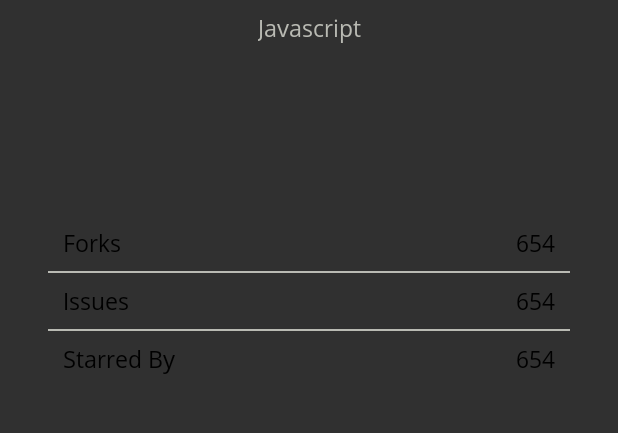
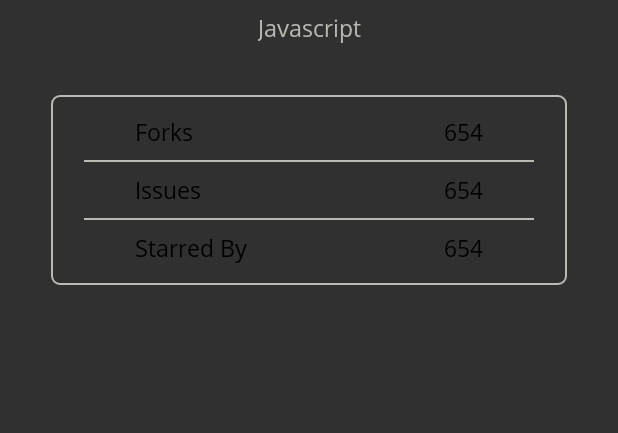
Before and after one commit to qasimrider/github-search, an Android app: the layout git_hub_repo_detail_fragment.xml on its own in the app's theme, with its tools: preview values and no code run, on a phone screen of 412 x 824 dp, the part 344-777 px from its top. Run offline under Robolectric (Android 15) with nearby library versions, the phone set to English and light mode, and no system bars.

Commit message:
1.border added to details view screen

```diff
--- /dev/null
+++ b/featureGithubSearch/src/main/res/drawable/borderd_background.xml
@@ -0,0 +1,9 @@
+<?xml version="1.0" encoding="utf-8"?>
+<shape xmlns:android="http://schemas.android.com/apk/res/android">
+
+
+    <stroke android:color="@color/grey"
+        android:width="1dp"/>
+    <corners
+        android:radius="5dp"/>
+</shape>
--- a/featureGithubSearch/src/main/res/layout/git_hub_repo_detail_fragment.xml
+++ b/featureGithubSearch/src/main/res/layout/git_hub_repo_detail_fragment.xml
@@ -23,8 +23,8 @@
             android:layout_height="wrap_content"
             android:layout_marginStart="16dp"
             android:layout_marginTop="32dp"
+            android:background="@android:color/transparent"
             android:padding="23dp"
-            android:background="@android:color/transparent"
             app:layout_constraintStart_toStartOf="parent"
             app:layout_constraintTop_toTopOf="parent"
             app:srcCompat="@drawable/ic_arrow_back" />
@@ -66,12 +66,23 @@
             android:layout_marginTop="8dp"
             android:fontFamily="@font/open_sans_regular"
             android:text="@{repo.language}"
+            android:textColor="@color/grey"
             android:textSize="15sp"
-            android:textColor="@color/grey"
             app:layout_constraintEnd_toEndOf="parent"
             app:layout_constraintStart_toStartOf="parent"
             app:layout_constraintTop_toBottomOf="@+id/repoName"
             tools:text="Javascript" />
+
+
+        <androidx.constraintlayout.widget.ConstraintLayout
+            android:layout_width="match_parent"
+            android:layout_height="0dp"
+            android:layout_margin="34dp"
+            android:padding="14dp"
+            android:background="@drawable/borderd_background"
+            android:transitionName="@string/repo_item_detail_transition_name"
+            app:layout_constraintTop_toBottomOf="@+id/repoLanguage"
+            tools:layout_editor_absoluteX="34dp">
 
 
             <TextView
@@ -79,13 +90,12 @@
                 android:layout_width="wrap_content"
                 android:layout_height="wrap_content"
                 android:layout_marginStart="42dp"
-            android:layout_marginTop="122dp"
                 android:fontFamily="@font/open_sans_regular"
                 android:text="Forks"
                 android:textColor="@color/black"
                 android:textSize="15sp"
                 app:layout_constraintStart_toStartOf="parent"
-            app:layout_constraintTop_toBottomOf="@+id/repoLanguage" />
+                app:layout_constraintTop_toTopOf="parent" />
 
             <TextView
                 android:id="@+id/forkValue"
@@ -105,9 +115,9 @@
                 android:id="@+id/forkDivider"
                 android:layout_width="match_parent"
                 android:layout_height="1dp"
-            android:layout_marginStart="32dp"
+                android:layout_marginStart="8dp"
                 android:layout_marginTop="8dp"
-            android:layout_marginEnd="32dp"
+                android:layout_marginEnd="8dp"
                 android:background="@color/grey"
                 app:layout_constraintEnd_toEndOf="parent"
                 app:layout_constraintStart_toStartOf="parent"
@@ -121,8 +131,8 @@
                 android:layout_marginTop="8dp"
                 android:fontFamily="@font/open_sans_regular"
                 android:text="Issues"
+                android:textColor="@color/black"
                 android:textSize="15sp"
-            android:textColor="@color/black"
                 app:layout_constraintStart_toStartOf="parent"
                 app:layout_constraintTop_toBottomOf="@+id/forkDivider" />
 
@@ -133,9 +143,9 @@
                 android:layout_marginTop="8dp"
                 android:layout_marginEnd="42dp"
                 android:fontFamily="@font/open_sans_regular"
+                android:text="@{Integer.toString(repo.issuesCount)}"
+                android:textColor="@color/black"
                 android:textSize="15sp"
-            android:textColor="@color/black"
-            android:text="@{Integer.toString(repo.issuesCount)}"
                 app:layout_constraintEnd_toEndOf="parent"
                 app:layout_constraintTop_toBottomOf="@+id/forkDivider"
                 tools:text="654" />
@@ -144,9 +154,9 @@
                 android:id="@+id/issuesDivider"
                 android:layout_width="match_parent"
                 android:layout_height="1dp"
-            android:layout_marginStart="32dp"
+                android:layout_marginStart="8dp"
                 android:layout_marginTop="8dp"
-            android:layout_marginEnd="32dp"
+                android:layout_marginEnd="8dp"
                 android:background="@color/grey"
                 app:layout_constraintEnd_toEndOf="parent"
                 app:layout_constraintStart_toStartOf="parent"
@@ -172,13 +182,15 @@
                 android:layout_height="wrap_content"
                 android:layout_marginTop="8dp"
                 android:layout_marginEnd="42dp"
+                android:fontFamily="@font/open_sans_regular"
+                android:text="@{Integer.toString(repo.starredCount)}"
                 android:textColor="@color/black"
-            android:text="@{Integer.toString(repo.starredCount)}"
-            android:fontFamily="@font/open_sans_regular"
                 android:textSize="15sp"
                 app:layout_constraintEnd_toEndOf="parent"
                 app:layout_constraintTop_toBottomOf="@+id/issuesDivider"
                 tools:text="654" />
+
+        </androidx.constraintlayout.widget.ConstraintLayout>
 
         <!--    <View-->
         <!--        android:layout_width="match_parent"-->
```
Lines whose indentation alone changed are shown as unchanged.
